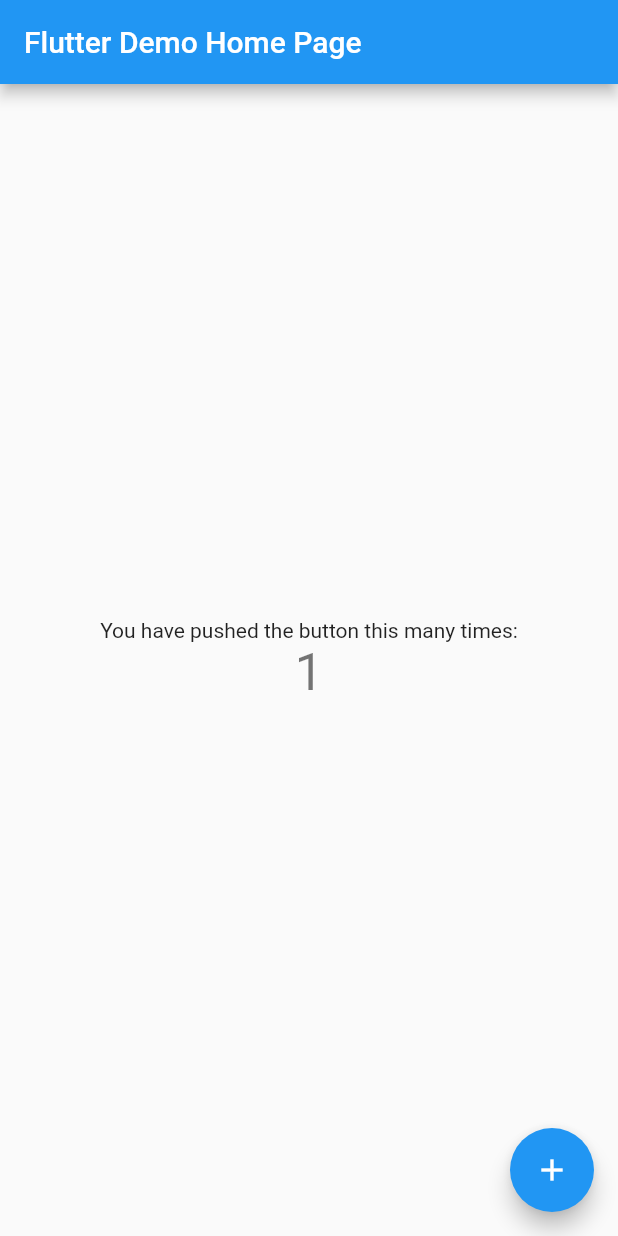
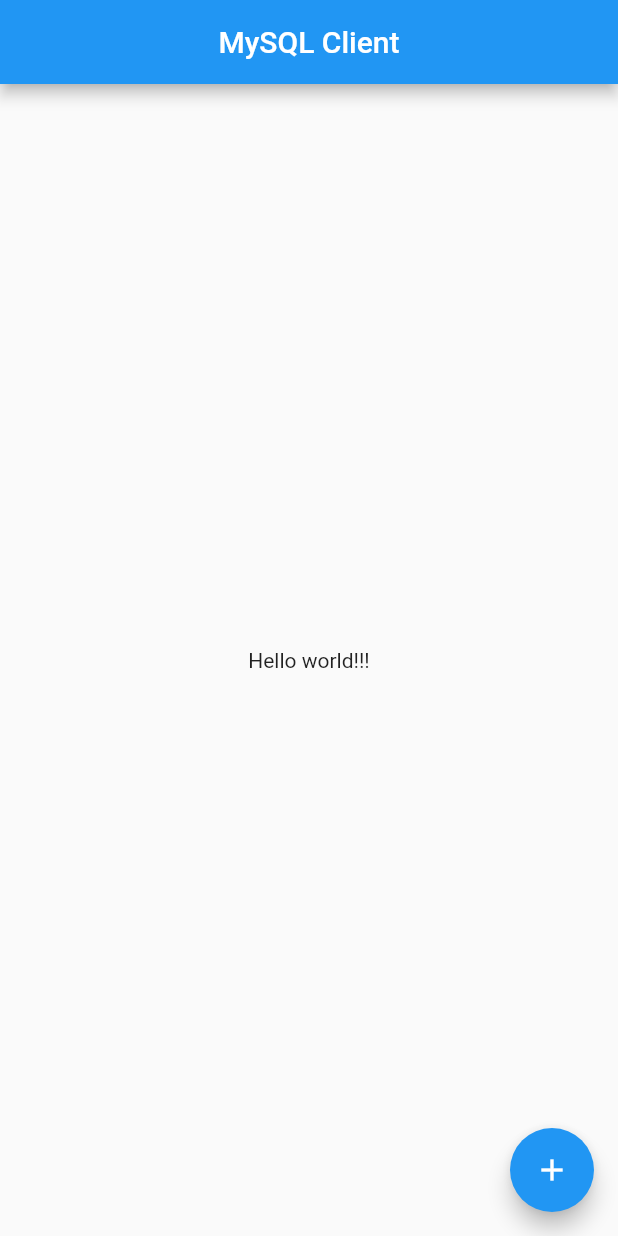
Before and after one commit to billcoding/mysql-client-flutter, a Flutter app: the screen it shows after launch, after a tap on the "add" icon, on a phone screen of 412 x 824 dp. Run offline on Flutter 3.47's test engine with Material 2 defaults, Android fonts, the light colour scheme and no system bars.

Commit message:
Add Home page

```diff
--- a/lib/main.dart
+++ b/lib/main.dart
@@ -1,113 +1,18 @@
 import 'package:flutter/material.dart';
+import 'pages/home.dart';
 
 void main() {
-  runApp(MyApp());
+  runApp(App());
 }
 
-class MyApp extends StatelessWidget {
-  // This widget is the root of your application.
+class App extends StatelessWidget {
   @override
   Widget build(BuildContext context) {
     return MaterialApp(
-      title: 'Flutter Demo',
       theme: ThemeData(
-        // This is the theme of your application.
-        //
-        // Try running your application with "flutter run". You'll see the
-        // application has a blue toolbar. Then, without quitting the app, try
-        // changing the primarySwatch below to Colors.green and then invoke
-        // "hot reload" (press "r" in the console where you ran "flutter run",
-        // or simply save your changes to "hot reload" in a Flutter IDE).
-        // Notice that the counter didn't reset back to zero; the application
-        // is not restarted.
         primarySwatch: Colors.blue,
       ),
-      home: MyHomePage(title: 'Flutter Demo Home Page'),
+      home: HomePage(title: 'MySQL Client'),
     );
   }
 }
-
-class MyHomePage extends StatefulWidget {
-  MyHomePage({Key key, this.title}) : super(key: key);
-
-  // This widget is the home page of your application. It is stateful, meaning
-  // that it has a State object (defined below) that contains fields that affect
-  // how it looks.
-
-  // This class is the configuration for the state. It holds the values (in this
-  // case the title) provided by the parent (in this case the App widget) and
-  // used by the build method of the State. Fields in a Widget subclass are
-  // always marked "final".
-
-  final String title;
-
-  @override
-  _MyHomePageState createState() => _MyHomePageState();
-}
-
-class _MyHomePageState extends State<MyHomePage> {
-  int _counter = 0;
-
-  void _incrementCounter() {
-    setState(() {
-      // This call to setState tells the Flutter framework that something has
-      // changed in this State, which causes it to rerun the build method below
-      // so that the display can reflect the updated values. If we changed
-      // _counter without calling setState(), then the build method would not be
-      // called again, and so nothing would appear to happen.
-      _counter++;
-    });
-  }
-
-  @override
-  Widget build(BuildContext context) {
-    // This method is rerun every time setState is called, for instance as done
-    // by the _incrementCounter method above.
-    //
-    // The Flutter framework has been optimized to make rerunning build methods
-    // fast, so that you can just rebuild anything that needs updating rather
-    // than having to individually change instances of widgets.
-    return Scaffold(
-      appBar: AppBar(
-        // Here we take the value from the MyHomePage object that was created by
-        // the App.build method, and use it to set our appbar title.
-        title: Text(widget.title),
-      ),
-      body: Center(
-        // Center is a layout widget. It takes a single child and positions it
-        // in the middle of the parent.
-        child: Column(
-          // Column is also a layout widget. It takes a list of children and
-          // arranges them vertically. By default, it sizes itself to fit its
-          // children horizontally, and tries to be as tall as its parent.
-          //
-          // Invoke "debug painting" (press "p" in the console, choose the
-          // "Toggle Debug Paint" action from the Flutter Inspector in Android
-          // Studio, or the "Toggle Debug Paint" command in Visual Studio Code)
-          // to see the wireframe for each widget.
-          //
-          // Column has various properties to control how it sizes itself and
-          // how it positions its children. Here we use mainAxisAlignment to
-          // center the children vertically; the main axis here is the vertical
-          // axis because Columns are vertical (the cross axis would be
-          // horizontal).
-          mainAxisAlignment: MainAxisAlignment.center,
-          children: <Widget>[
-            Text(
-              'You have pushed the button this many times:',
-            ),
-            Text(
-              '$_counter',
-              style: Theme.of(context).textTheme.headline4,
-            ),
-          ],
-        ),
-      ),
-      floatingActionButton: FloatingActionButton(
-        onPressed: _incrementCounter,
-        tooltip: 'Increment',
-        child: Icon(Icons.add),
-      ), // This trailing comma makes auto-formatting nicer for build methods.
-    );
-  }
-}
--- /dev/null
+++ b/lib/pages/home.dart
@@ -0,0 +1,30 @@
+import 'package:flutter/material.dart';
+
+class HomePage extends StatefulWidget {
+  HomePage({Key key, this.title}) : super(key: key);
+  final String title;
+  @override
+  _HomePageState createState() => _HomePageState();
+}
+
+class _HomePageState extends State<HomePage> {
+  @override
+  Widget build(BuildContext context) {
+    return Scaffold(
+      appBar: AppBar(
+        title: Center(
+            child: Text(
+          widget.title,
+        )),
+      ),
+      body: Center(
+        child: Text('Hello world!!!'),
+      ),
+      floatingActionButton: FloatingActionButton(
+        tooltip: 'Setting',
+        child: Icon(Icons.add),
+        onPressed: () {},
+      ),
+    );
+  }
+}
--- a/pubspec.yaml
+++ b/pubspec.yaml
@@ -28,6 +28,7 @@
   # The following adds the Cupertino Icons font to your application.
   # Use with the CupertinoIcons class for iOS style icons.
   cupertino_icons: ^1.0.2
+  mysql1: ^0.19.2
 
 dev_dependencies:
   flutter_test:
```
Also changed, not shown: pubspec.lock, 1 other file.
